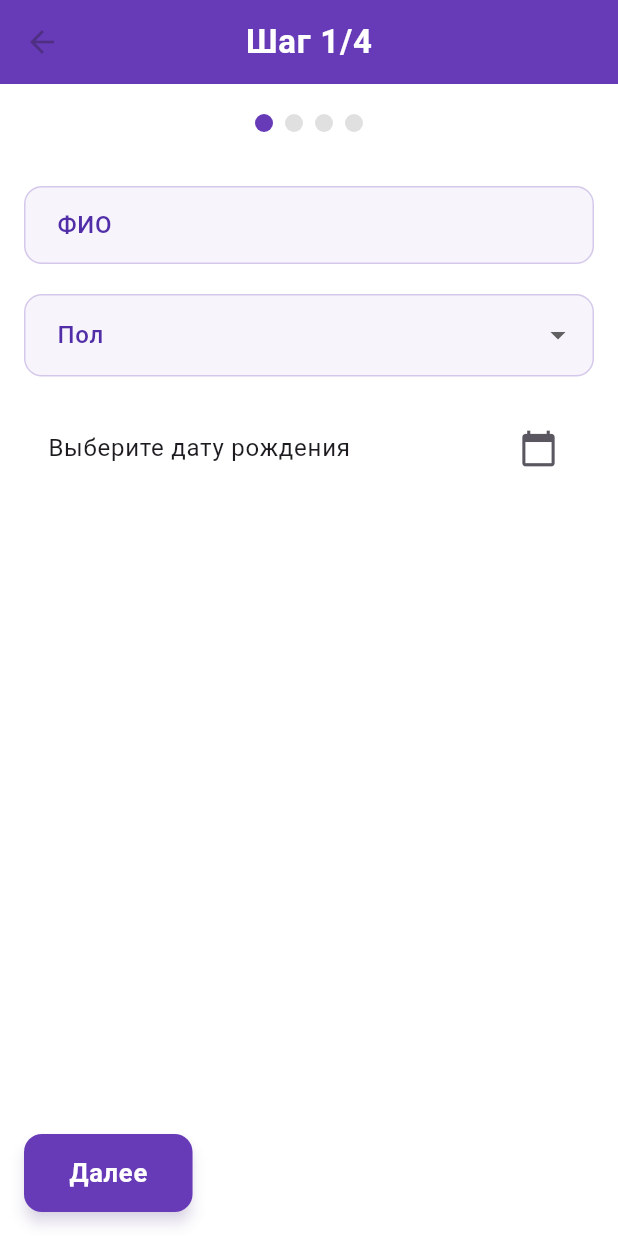
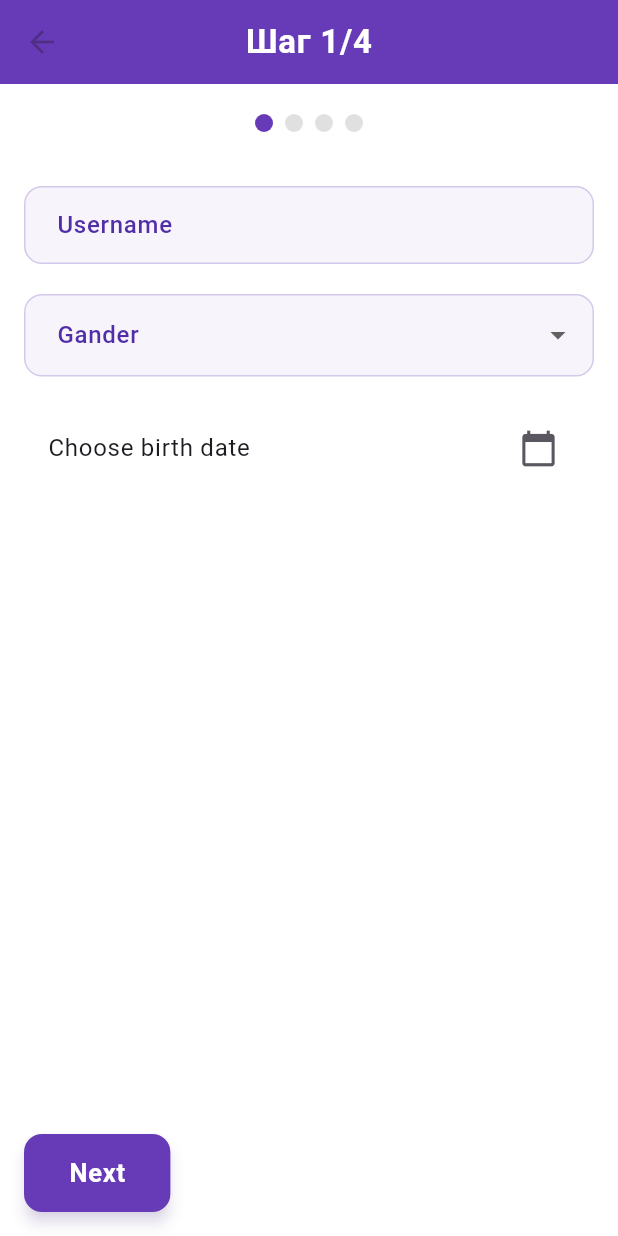
Before and after one commit to Ssberry19/my_app, a Flutter app: the RegistrationFlow screen opened by its route, on a phone screen of 412 x 824 dp. Run offline on Flutter 3.47's test engine with Material 3 defaults, Android fonts, the phone set to English and light mode, and no system bars; our stand-ins replace fl_chart, go_router, table_calendar; network calls fail.

Commit message:
english_translate

```diff
--- a/lib/features/auth/models/registration_data.dart
+++ b/lib/features/auth/models/registration_data.dart
@@ -19,4 +19,4 @@ class RegistrationData extends ChangeNotifier{
 
 enum Gender { male, female }
 enum FitnessGoal { loseWeight, maintain, gainWeight, cutting }
-enum ActivityLevel { sedentary, light, moderate, active }
+enum ActivityLevel { sedentary, light, moderate, active, veryActive }
--- a/lib/features/auth/views/registration_flow.dart
+++ b/lib/features/auth/views/registration_flow.dart
@@ -163,13 +163,13 @@ class _RegistrationFlowState extends State<RegistrationFlow> {
         if (response.statusCode == 200 || response.statusCode == 201) {
           print('Registration successful: ${response.body}');
           ScaffoldMessenger.of(context).showSnackBar(
-            const SnackBar(content: Text('Регистрация успешно завершена!')),
+            const SnackBar(content: Text('Registration is done succesfully!')),
           );
           context.go('/main'); // Переходим на главный экран после успешной регистрации
         } else {
           print('Registration failed: ${response.statusCode} - ${response.body}');
           ScaffoldMessenger.of(context).showSnackBar(
-            SnackBar(content: Text('Ошибка регистрации: ${response.body}')),
+            SnackBar(content: Text('Registration Error: ${response.body}')),
           );
         }
       }
@@ -177,7 +177,7 @@ class _RegistrationFlowState extends State<RegistrationFlow> {
       print('Error during registration: $e');
       if (mounted) { // Проверяем, что виджет все еще находится в дереве
         ScaffoldMessenger.of(context).showSnackBar(
-          SnackBar(content: Text('Произошла ошибка при регистрации: $e')),
+          SnackBar(content: Text('There is an error during the proccess of registration: $e')),
         );
       }
     }
--- a/lib/features/auth/views/steps/cycles_step.dart
+++ b/lib/features/auth/views/steps/cycles_step.dart
@@ -40,7 +40,7 @@ class _CyclesStepState extends State<CyclesStep> {
       child: Column(
         children: [
           const Text(
-            'Отметьте даты последних 3 циклов',
+            'Enter three last dates of your menstrual cycles',
             style: TextStyle(fontSize: 18, fontWeight: FontWeight.bold),
           ),
           const SizedBox(height: 20),
@@ -85,7 +85,7 @@ class _CyclesStepState extends State<CyclesStep> {
             children: [
               ElevatedButton(
                 onPressed: widget.onBack,
-                child: const Text('Назад'),
+                child: const Text('Back'),
               ),
               ElevatedButton(
                 onPressed: () {
@@ -94,12 +94,12 @@ class _CyclesStepState extends State<CyclesStep> {
                   } else {
                     ScaffoldMessenger.of(context).showSnackBar(
                       const SnackBar(
-                        content: Text('Пожалуйста, отметьте минимум 3 цикла'),
+                        content: Text('Please select at least 3 dates.'),
                       ),
                     );
                   }
                 },
-                child: const Text('Далее'),
+                child: const Text('Next'),
               ),
             ],
           ),
--- a/lib/features/auth/views/steps/personal_info_step.dart
+++ b/lib/features/auth/views/steps/personal_info_step.dart
@@ -36,11 +36,11 @@ class _PersonalInfoStepState extends State<PersonalInfoStep> {
               keyboardType: TextInputType.text,
               initialValue: widget.data.fullName, // Pre-fill if data exists
               decoration: const InputDecoration(
-                labelText: 'ФИО',
-                hintText: 'Иванова Анна Сергеевна',
+                labelText: 'Username',
+                hintText: 'ssberry19',
               ),
               validator: (value) {
-                if (value?.isEmpty ?? true) return 'Введите имя';
+                if (value?.isEmpty ?? true) return 'Enter name';
                 setState(() => widget.data.fullName = value);
                 return null;
               },
@@ -59,9 +59,9 @@ class _PersonalInfoStepState extends State<PersonalInfoStep> {
                 setState(() => widget.data.gender = value);
                 widget.data.notify(); // Уведомляем об изменении
               },
-              decoration: const InputDecoration(labelText: 'Пол'),
+              decoration: const InputDecoration(labelText: 'Gander'),
               validator: (value) {
-                if (value == null) return 'Выберите пол';
+                if (value == null) return 'Choose gender';
                 return null;
               },
             ),
@@ -69,8 +69,8 @@ class _PersonalInfoStepState extends State<PersonalInfoStep> {
             ListTile(
               title: Text(
                 widget.data.birthDate == null
-                    ? 'Выберите дату рождения'
-                    : 'Дата рождения: ${_formatDate(widget.data.birthDate!)}',
+                    ? 'Choose birth date'
+                    : 'Birth Date: ${_formatDate(widget.data.birthDate!)}',
               ),
               trailing: const Icon(Icons.calendar_today),
               onTap: () async {
@@ -92,7 +92,7 @@ class _PersonalInfoStepState extends State<PersonalInfoStep> {
                 if (widget.currentStepIndex > 0)
                   ElevatedButton(
                     onPressed: widget.onBack,
-                    child: const Text('Назад'),
+                    child: const Text('Back'),
                   ),
                 ElevatedButton(
                   onPressed: () {
@@ -102,7 +102,7 @@ class _PersonalInfoStepState extends State<PersonalInfoStep> {
                       widget.onNext();
                     }
                   },
-                  child: const Text('Далее'),
+                  child: const Text('Next'),
                 )
               ],
             ),
@@ -114,8 +114,8 @@ class _PersonalInfoStepState extends State<PersonalInfoStep> {
 
   String _genderToString(Gender gender) {
     return {
-      Gender.male: 'Мужской',
-      Gender.female: 'Женский',
+      Gender.male: 'Male',
+      Gender.female: 'Female',
     }[gender]!;
   }
 
--- a/lib/features/auth/views/welcome_screen.dart
+++ b/lib/features/auth/views/welcome_screen.dart
@@ -12,18 +12,18 @@ class WelcomeScreen extends StatelessWidget {
           mainAxisAlignment: MainAxisAlignment.center,
           children: [
             const Text(
-              'Добро пожаловать!',
+              'Welcome!',
               style: TextStyle(fontSize: 24, fontWeight: FontWeight.bold),
             ),
             const SizedBox(height: 20),
             ElevatedButton(
               onPressed: () => context.go('/register'),
-              child: const Text('Создать аккаунт'),
+              child: const Text('Create Account'),
             ),
             const SizedBox(height: 10),
             ElevatedButton(
               onPressed: () => context.go('/login'),
-              child: const Text('Войти'),
+              child: const Text('Log in'),
             ),
           ],
         ),
--- a/lib/features/profile/views/profile_screen.dart
+++ b/lib/features/profile/views/profile_screen.dart
@@ -54,7 +54,7 @@ class ProfileScreen extends StatelessWidget {
     title: 'Аккаунт',
     children: [
       _buildProfileRow(context, 'Имя пользователя', 'tami_insa', Icons.account_circle), // Иконка человека/аккаунта
-      _buildProfileRow(context, 'Email', '220698@astanait.edu.kz', Icons.email), // Иконка конверта
+      _buildProfileRow(context, 'Email', 'tahinii@mail.ru', Icons.email), // Иконка конверта
       _buildProfileRow(context, 'Дата рождения', '30/10/2003', Icons.calendar_today), // Иконка календаря
       _buildProfileRow(context, 'Пол', 'Женский', Icons.wc), // Иконка мужского/женского туалета (или generic 'person_2' если wc не подходит)
       _buildProfileRow(context, 'Вес', '75', Icons.scale), // Иконка весов
```
Also changed, not shown: lib/features/auth/views/login_screen.dart (+12 -7 lines), lib/features/auth/views/steps/credentials_step.dart (+14 -9 lines), lib/features/auth/views/steps/goals_step.dart (+26 -18 lines), lib/features/auth/views/steps/physical_params_step.dart (+9 -9 lines), lib/features/workouts/views/workouts_screen.dart (+19 -20 lines).
